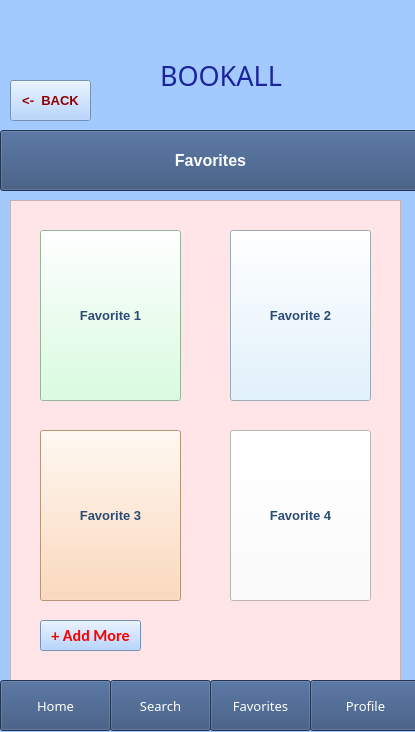
This is Favorites.ui in Xristos9/SoftEng as Qt 5 draws it before an edit. The edited form follows.
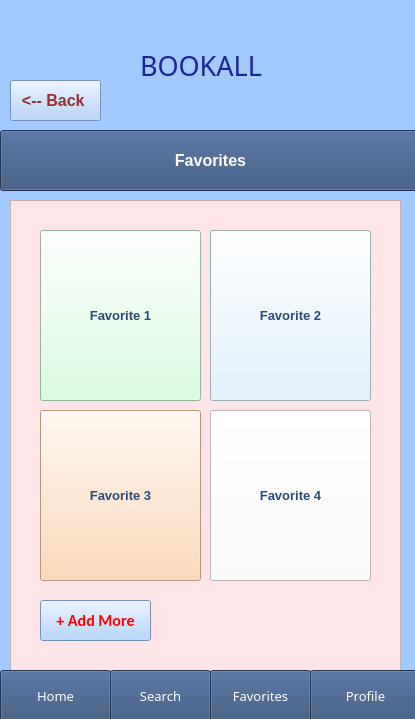
This is the edited form.

What changed in the file:
```diff
--- a/Favorites.ui
+++ b/Favorites.ui
@@ -7,7 +7,7 @@
     <x>0</x>
     <y>0</y>
     <width>415</width>
-    <height>732</height>
+    <height>719</height>
    </rect>
   </property>
   <property name="windowTitle">
@@ -44,7 +44,7 @@
      <x>-1</x>
      <y>-1</y>
      <width>421</width>
-     <height>741</height>
+     <height>721</height>
     </rect>
    </property>
    <property name="styleSheet">
@@ -59,7 +59,7 @@
       <x>0</x>
       <y>0</y>
       <width>419</width>
-      <height>739</height>
+      <height>719</height>
      </rect>
     </property>
     <widget class="QListWidget" name="listWidget_3">
@@ -98,7 +98,7 @@
      <property name="geometry">
       <rect>
        <x>0</x>
-       <y>680</y>
+       <y>670</y>
        <width>111</width>
        <height>51</height>
       </rect>
@@ -130,7 +130,7 @@
      <property name="geometry">
       <rect>
        <x>110</x>
-       <y>680</y>
+       <y>670</y>
        <width>101</width>
        <height>51</height>
       </rect>
@@ -162,7 +162,7 @@
      <property name="geometry">
       <rect>
        <x>210</x>
-       <y>680</y>
+       <y>670</y>
        <width>101</width>
        <height>51</height>
       </rect>
@@ -194,7 +194,7 @@
      <property name="geometry">
       <rect>
        <x>310</x>
-       <y>680</y>
+       <y>670</y>
        <width>111</width>
        <height>51</height>
       </rect>
@@ -225,8 +225,8 @@
     <widget class="QLabel" name="BOOKALL_2">
      <property name="geometry">
       <rect>
-       <x>160</x>
-       <y>50</y>
+       <x>140</x>
+       <y>40</y>
        <width>171</width>
        <height>51</height>
       </rect>
@@ -254,7 +254,7 @@
       <rect>
        <x>40</x>
        <y>230</y>
-       <width>141</width>
+       <width>161</width>
        <height>171</height>
       </rect>
      </property>
@@ -279,9 +279,9 @@
     <widget class="QPushButton" name="pushButton_8">
      <property name="geometry">
       <rect>
-       <x>230</x>
+       <x>210</x>
        <y>230</y>
-       <width>141</width>
+       <width>161</width>
        <height>171</height>
       </rect>
      </property>
@@ -307,8 +307,8 @@
      <property name="geometry">
       <rect>
        <x>40</x>
-       <y>430</y>
-       <width>141</width>
+       <y>410</y>
+       <width>161</width>
        <height>171</height>
       </rect>
      </property>
@@ -333,9 +333,9 @@
     <widget class="QPushButton" name="pushButton_10">
      <property name="geometry">
       <rect>
-       <x>230</x>
-       <y>430</y>
-       <width>141</width>
+       <x>210</x>
+       <y>410</y>
+       <width>161</width>
        <height>171</height>
       </rect>
      </property>
@@ -361,9 +361,9 @@
      <property name="geometry">
       <rect>
        <x>40</x>
-       <y>620</y>
-       <width>101</width>
-       <height>31</height>
+       <y>600</y>
+       <width>111</width>
+       <height>41</height>
       </rect>
      </property>
      <property name="font">
@@ -386,22 +386,22 @@
       <rect>
        <x>10</x>
        <y>80</y>
-       <width>81</width>
+       <width>91</width>
        <height>41</height>
       </rect>
      </property>
      <property name="font">
       <font>
-       <pointsize>10</pointsize>
+       <pointsize>12</pointsize>
        <weight>75</weight>
        <bold>true</bold>
       </font>
      </property>
      <property name="styleSheet">
-      <string notr="true">color: rgb(144, 0, 0);</string>
+      <string notr="true">color: rgb(150, 48, 48);</string>
      </property>
      <property name="text">
-      <string>&lt;-  BACK</string>
+      <string>&lt;-- Back </string>
      </property>
     </widget>
     <zorder>listWidget_3</zorder>
```
Left out of the diff: 4 changed lines with no effect on the pictures.
